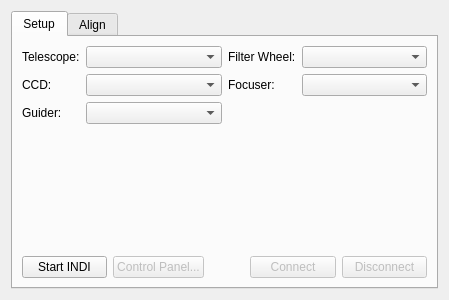
Qt form kstars/ekos/ekosmanager.ui (KDE/kstars) before a commit.
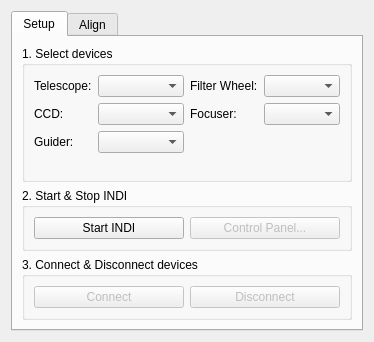
The same form after that commit. Custom widgets are drawn as their Qt base class.

Commit message: Adding option to select processing filter before image capture. UI improvements

The edit to the form file:
```diff
--- a/kstars/ekos/ekosmanager.ui
+++ b/kstars/ekos/ekosmanager.ui
@@ -6,14 +6,14 @@
    <rect>
     <x>0</x>
     <y>0</y>
-    <width>449</width>
-    <height>300</height>
+    <width>374</width>
+    <height>342</height>
    </rect>
   </property>
   <property name="windowTitle">
    <string>Ekos</string>
   </property>
-  <layout class="QVBoxLayout" name="verticalLayout">
+  <layout class="QVBoxLayout" name="verticalLayout_10">
    <item>
     <widget class="QTabWidget" name="toolsWidget">
      <property name="currentIndex">
@@ -23,8 +23,14 @@
       <attribute name="title">
        <string>Setup</string>
       </attribute>
-      <layout class="QGridLayout" name="gridLayout">
-       <item row="0" column="0">
+      <layout class="QVBoxLayout" name="verticalLayout_9">
+       <item>
+        <widget class="QGroupBox" name="groupBox">
+         <property name="title">
+          <string>1. Select devices</string>
+         </property>
+         <layout class="QHBoxLayout" name="horizontalLayout_5">
+          <item>
         <layout class="QVBoxLayout" name="verticalLayout_4">
          <item>
           <layout class="QHBoxLayout" name="horizontalLayout">
@@ -104,7 +110,7 @@
          </item>
         </layout>
        </item>
-       <item row="0" column="1">
+          <item>
         <layout class="QVBoxLayout" name="verticalLayout_7">
          <item>
           <layout class="QHBoxLayout" name="horizontalLayout_2">
@@ -167,7 +173,16 @@
          </item>
         </layout>
        </item>
-       <item row="1" column="0" colspan="2">
+         </layout>
+        </widget>
+       </item>
+       <item>
+        <widget class="QGroupBox" name="groupBox_2">
+         <property name="title">
+          <string>2. Start &amp;&amp; Stop INDI</string>
+         </property>
+         <layout class="QVBoxLayout" name="verticalLayout">
+          <item>
         <layout class="QHBoxLayout" name="horizontalLayout_3">
          <item>
           <widget class="KPushButton" name="processINDIB">
@@ -189,22 +204,19 @@
            </property>
           </widget>
          </item>
+           </layout>
+          </item>
+         </layout>
+        </widget>
+       </item>
          <item>
-          <spacer name="horizontalSpacer_6">
-           <property name="orientation">
-            <enum>Qt::Horizontal</enum>
-           </property>
-           <property name="sizeType">
-            <enum>QSizePolicy::Maximum</enum>
-           </property>
-           <property name="sizeHint" stdset="0">
-            <size>
-             <width>40</width>
-             <height>20</height>
-            </size>
-           </property>
-          </spacer>
-         </item>
+        <widget class="QGroupBox" name="groupBox_3">
+         <property name="title">
+          <string>3. Connect &amp;&amp; Disconnect devices</string>
+         </property>
+         <layout class="QVBoxLayout" name="verticalLayout_8">
+          <item>
+           <layout class="QHBoxLayout" name="horizontalLayout_4">
          <item>
           <widget class="KPushButton" name="connectB">
            <property name="enabled">
@@ -226,6 +238,9 @@
           </widget>
          </item>
         </layout>
+          </item>
+         </layout>
+        </widget>
        </item>
       </layout>
      </widget>
```
Lines whose indentation alone changed are shown as unchanged. The commit also changes 11 other files.
